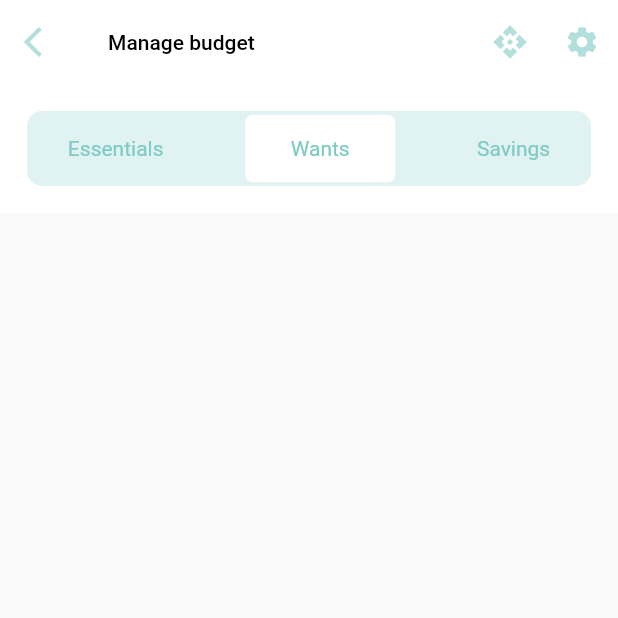
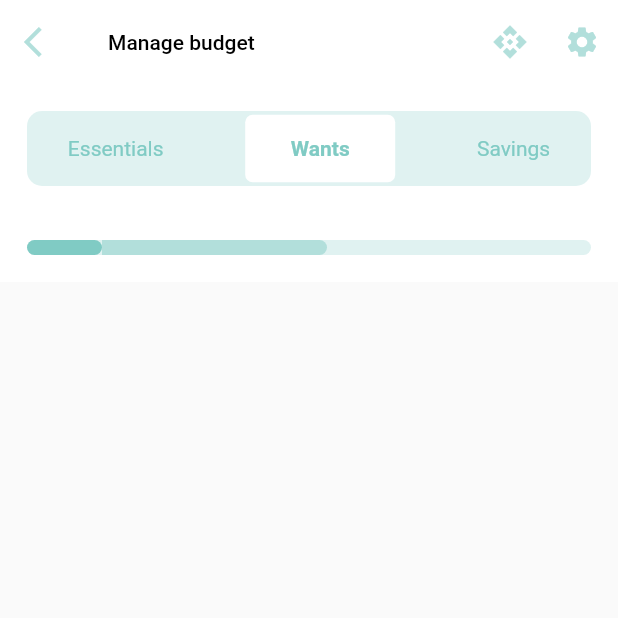
Before and after one commit to programming6131/design_practice, a Flutter app: the screen it shows after launch, on a phone screen of 412 x 824 dp, the top half of it. Run offline on Flutter 3.47's test engine with Material 2 defaults, Android fonts, the light colour scheme and no system bars.

Commit message:
progress indicator

```diff
--- a/lib/views/home.dart
+++ b/lib/views/home.dart
@@ -64,7 +64,7 @@ class Home extends StatelessWidget {
                         child: Center(
                           child: Text(
                             "Wants",
-                            style: TextStyle(color: Colors.teal[200]),
+                            style: TextStyle(color: Colors.teal[200],fontWeight: FontWeight.bold),
                           ),
                         ),
                         decoration: BoxDecoration(
@@ -79,6 +79,35 @@ class Home extends StatelessWidget {
                     ],
                   ),
                 ),
+              ),
+              Padding(
+                padding: const EdgeInsets.all(18.0),
+                child: Container(
+                  height: 10,
+                  width: double.infinity,
+                  decoration: BoxDecoration(
+                    color: Colors.teal[50],
+                    borderRadius: BorderRadius.all(Radius.circular(5)),
+                  ),
+                  child:Row(
+                    children: [
+                      Container(
+                         height: 10,
+                  width: 50,
+                  decoration: BoxDecoration(
+                    color: Colors.teal[200],
+                    borderRadius: BorderRadius.all(Radius.circular(5)),
+                      )),
+                      Container(
+                         height: 10,
+                  width: 150,
+                  decoration: BoxDecoration(
+                    color: Colors.teal[100],
+                    borderRadius: BorderRadius.only(topRight: Radius.circular(5),bottomRight: Radius.circular(5)),
+                      ))
+                    ],
+                  )
+                ),
               )
             ],
           ),
```
